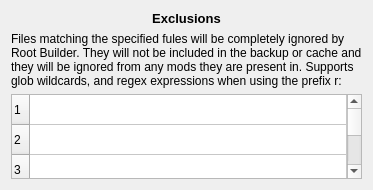
Qt form src/plugin/rootbuilder/ui/rootbuilder_exclusions.ui (Kezyma/ModOrganizer-Plugins) before a commit.
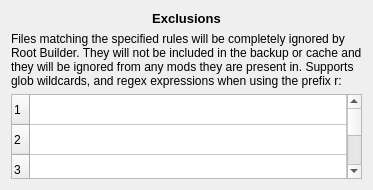
The same form after that commit.

Commit message: fix typo 'fules -> rules' in RootBuilder exclusions description

What changed in the file:
```diff
--- a/src/plugin/rootbuilder/ui/rootbuilder_exclusions.ui
+++ b/src/plugin/rootbuilder/ui/rootbuilder_exclusions.ui
@@ -40,7 +40,7 @@
    <item>
     <widget class="QLabel" name="exclusionsDesc">
      <property name="text">
-      <string>Files matching the specified fules will be completely ignored by Root Builder. They will not be included in the backup or cache and they will be ignored from any mods they are present in. Supports glob wildcards, and regex expressions when using the prefix r:</string>
+      <string>Files matching the specified rules will be completely ignored by Root Builder. They will not be included in the backup or cache and they will be ignored from any mods they are present in. Supports glob wildcards, and regex expressions when using the prefix r:</string>
      </property>
      <property name="wordWrap">
       <bool>true</bool>
```
The commit also changes 2 other files.
